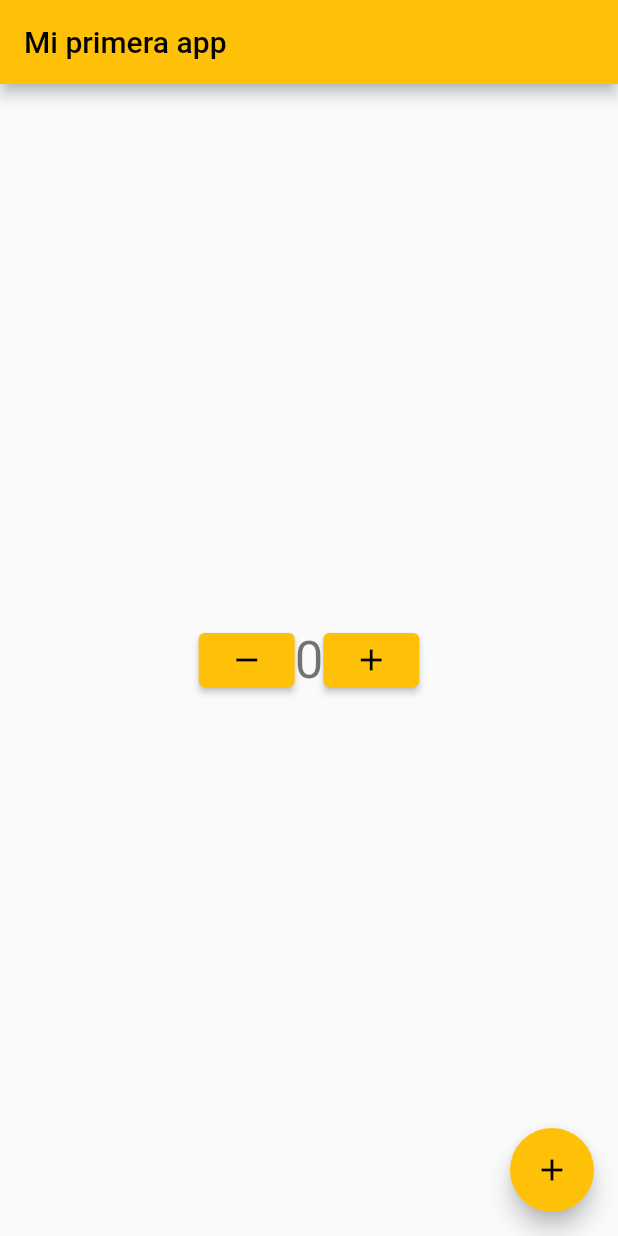
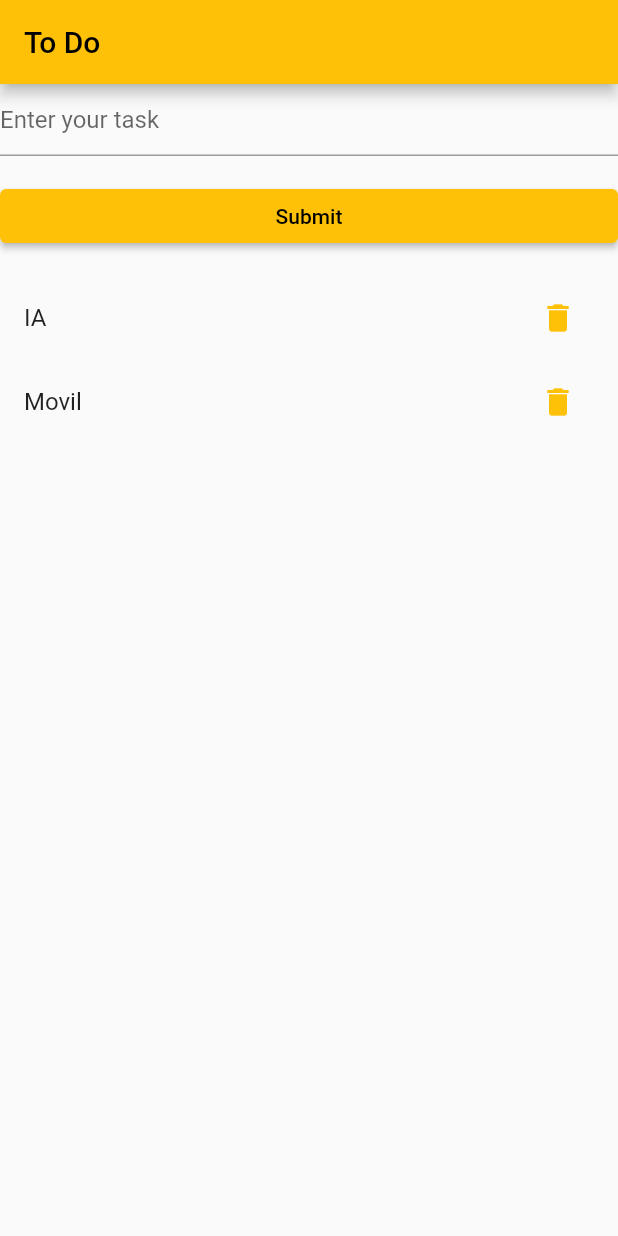
Before and after one commit to Lemaziv/Flutter_Movil2, a Flutter app: the screen it shows after launch, on a phone screen of 412 x 824 dp. Run offline on Flutter 3.47's test engine with Material 2 defaults, Android fonts, the phone set to English and light mode, and no system bars.

Commit message:
To_do app

```diff
--- a/lib/main.dart
+++ b/lib/main.dart
@@ -1,6 +1,7 @@
 import 'package:flutter/material.dart';
 import 'package:pdm2/Page/my_app_counter.dart';
+import 'package:pdm2/todo/my_app_todo.dart';
 
 void main() {
-  runApp(MyAppCounter());
+  runApp(MyApp());
 }
--- /dev/null
+++ b/lib/todo/my_app_todo.dart
@@ -0,0 +1,89 @@
+import 'package:flutter/material.dart';
+import 'package:pdm2/todo/todo_page.dart';
+
+class MyApp extends StatelessWidget {
+  const MyApp({super.key});
+
+  static const String _title = 'To Do';
+
+  @override
+  Widget build(BuildContext context) {
+    return MaterialApp(
+      title: _title,
+      theme: new ThemeData(primarySwatch: Colors.amber),
+      home: Scaffold(
+        appBar: AppBar(title: const Text(_title)),
+        body: const MyStatefulWidget(),
+      ),
+    );
+  }
+}
+
+class MyStatefulWidget extends StatefulWidget {
+  const MyStatefulWidget({super.key});
+
+  @override
+  State<MyStatefulWidget> createState() => _MyStatefulWidgetState();
+}
+
+class _MyStatefulWidgetState extends State<MyStatefulWidget> {
+  final GlobalKey<FormState> _formKey = GlobalKey<FormState>();
+
+  String actualTask = "";
+
+  @override
+  Widget build(BuildContext context) {
+    return Form(
+      key: _formKey,
+      child: ListView(
+        children: <Widget>[
+          TextFormField(
+            decoration: const InputDecoration(
+              hintText: 'Enter your task',
+            ),
+            validator: (String? value) {
+              if (value == null || value.isEmpty) {
+                return 'Please enter some text';
+              }
+              actualTask = value;
+              return null;
+            },
+          ),
+          Padding(
+            padding: const EdgeInsets.symmetric(vertical: 16.0),
+            child: ElevatedButton(
+              onPressed: () {
+                if (_formKey.currentState!.validate()) {
+                  task.add(new ToDo(task: actualTask));
+                  setState(() {});
+                }
+              },
+              child: const Text('Submit'),
+            ),
+          ),
+          ListBody(
+            children: task.map(_buildItem).toList(),
+          ),
+        ],
+      ),
+    );
+  }
+
+  Widget _buildItem(ToDo toDo) {
+    return new ListTile(
+      title: new Text(toDo.task),
+      //leading: new Icon(Icons.assignment_turned_in_outlined),
+      trailing: new IconButton(onPressed: (){
+        task.remove(toDo);
+        setState(() {});
+      },
+        icon: Icon(Icons.delete),
+        color: Colors.amber,
+      ),
+      onTap: () {
+        print(toDo.task);
+      },
+    );
+  }
+
+}
--- /dev/null
+++ b/lib/todo/todo_page.dart
@@ -0,0 +1,15 @@
+import 'package:flutter/cupertino.dart';
+import 'package:flutter/material.dart';
+
+class ToDo {
+  final String task;
+
+  const ToDo({
+    required this.task
+  });
+}
+
+final task = [
+  new ToDo(task:'IA'),
+  new ToDo(task:'Movil'),
+];
```
